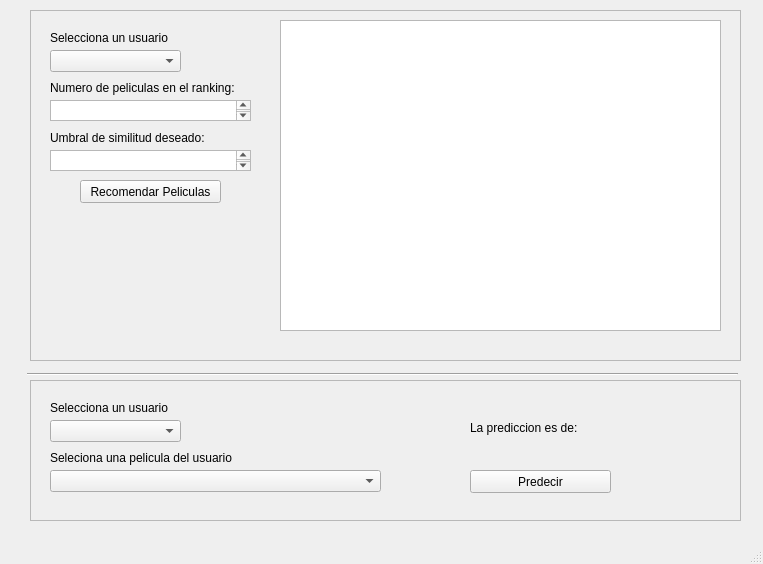
The window that interfaz.ui (javirg1005/Recomendador_SI) describes before a commit, drawn with Qt 5.
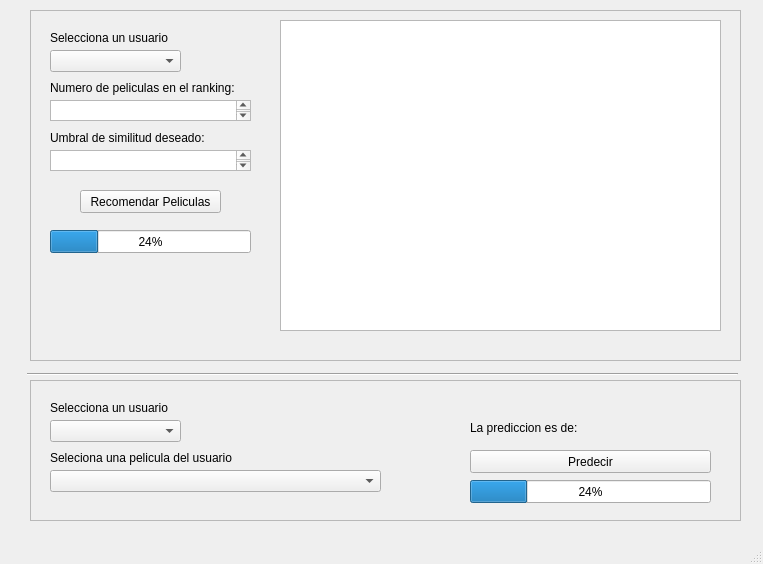
The same window after the commit.

Commit message: Funcionalidad ventana

What changed in the file:
```diff
--- a/interfaz.ui
+++ b/interfaz.ui
@@ -56,7 +56,7 @@
      <property name="geometry">
       <rect>
        <x>50</x>
-       <y>170</y>
+       <y>180</y>
        <width>141</width>
        <height>23</height>
       </rect>
@@ -121,6 +121,19 @@
       </rect>
      </property>
     </widget>
+    <widget class="QProgressBar" name="proge_reco">
+     <property name="geometry">
+      <rect>
+       <x>20</x>
+       <y>220</y>
+       <width>201</width>
+       <height>23</height>
+      </rect>
+     </property>
+     <property name="value">
+      <number>24</number>
+     </property>
+    </widget>
    </widget>
    <widget class="QFrame" name="frame_2">
     <property name="geometry">
@@ -187,8 +200,8 @@
      <property name="geometry">
       <rect>
        <x>440</x>
-       <y>90</y>
-       <width>141</width>
+       <y>70</y>
+       <width>241</width>
        <height>23</height>
       </rect>
      </property>
@@ -201,7 +214,7 @@
       <rect>
        <x>440</x>
        <y>40</y>
-       <width>141</width>
+       <width>241</width>
        <height>16</height>
       </rect>
      </property>
@@ -209,6 +222,19 @@
       <string>La prediccion es de: </string>
      </property>
     </widget>
+    <widget class="QProgressBar" name="progre_pred">
+     <property name="geometry">
+      <rect>
+       <x>440</x>
+       <y>100</y>
+       <width>241</width>
+       <height>23</height>
+      </rect>
+     </property>
+     <property name="value">
+      <number>24</number>
+     </property>
+    </widget>
    </widget>
    <widget class="Line" name="line">
     <property name="geometry">
```
Left out of the diff: 4 changed lines with no effect on the pictures. The commit also changes 1 other file.
